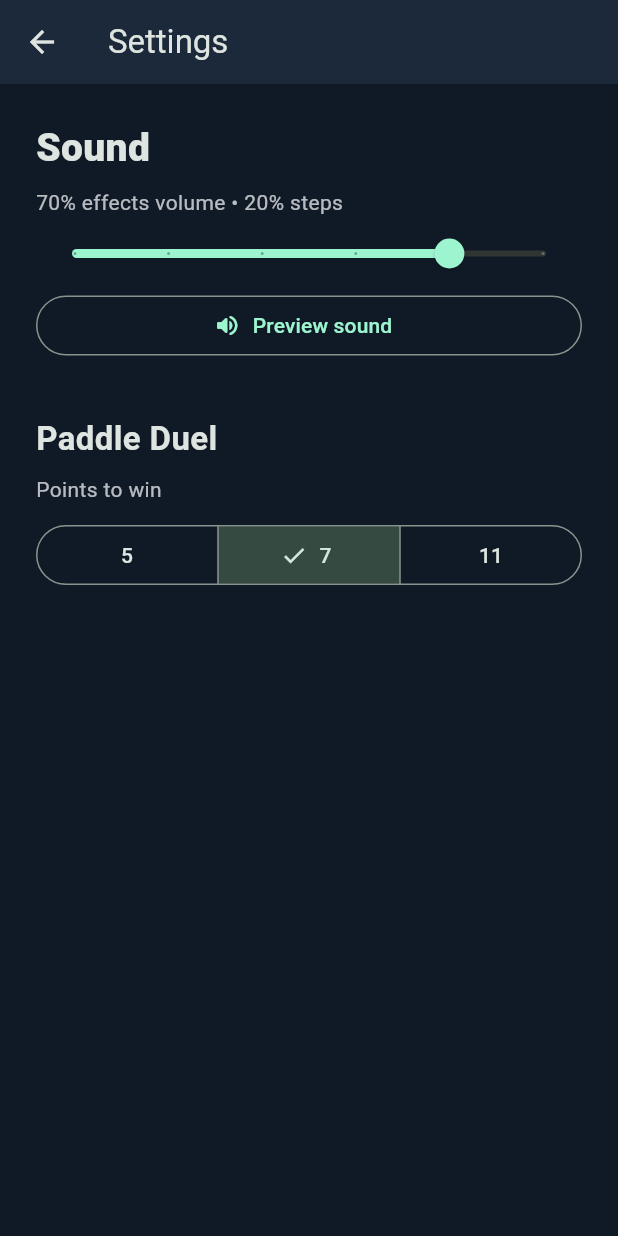
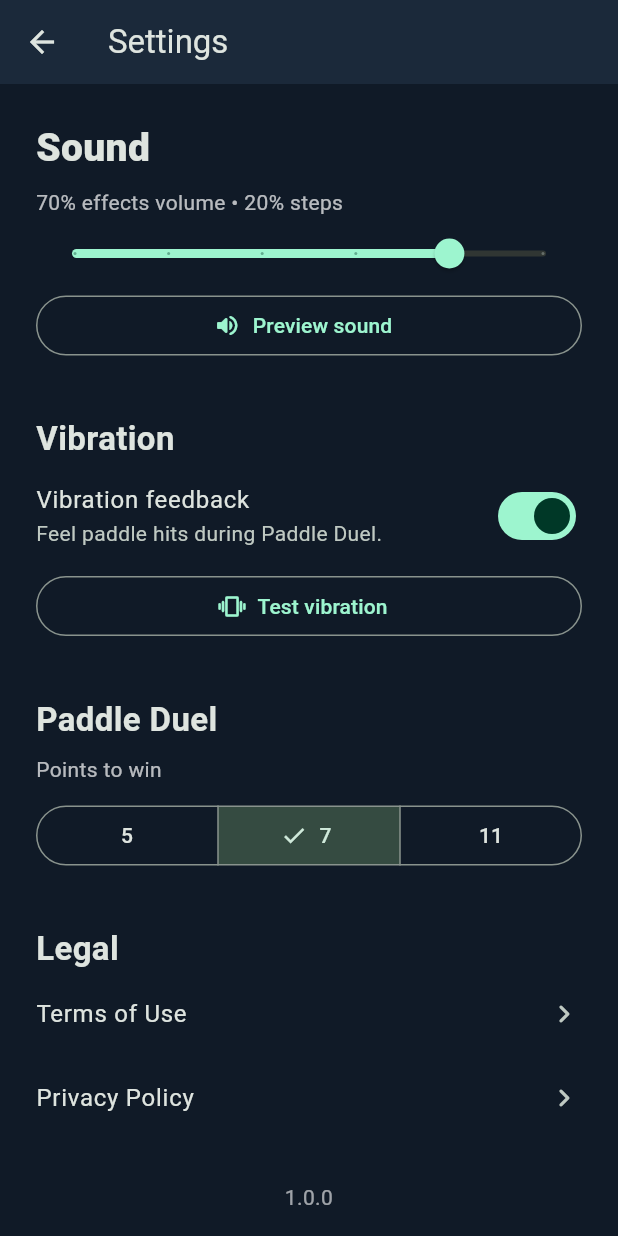
Before and after one commit to indrapermana/taptussle, a Flutter app: the screen it shows after launch, after a tap on the "tune" icon, on a phone screen of 412 x 824 dp. Run offline on Flutter 3.47's test engine with Material 3 defaults, Android fonts, the phone set to English and light mode, and no system bars; our stand-ins replace audioplayers, package_info_plus, shared_preferences; missing offline and left inert: flame.

Commit message:
feat: add vibration setting and apply vibration on paddle duel game

```diff
--- a/lib/core/app_settings.dart
+++ b/lib/core/app_settings.dart
@@ -17,6 +17,7 @@ class AppSettings extends ChangeNotifier {
     _effectsVolume = savedVolume is num && savedVolume >= 0 && savedVolume <= 1
         ? savedVolume.toDouble()
         : .7;
+    _vibrationEnabled = _preferences.getBool('vibrationEnabled') ?? true;
   }
 
   static const allowedScores = [5, 7, 11];
@@ -29,6 +30,8 @@ class AppSettings extends ChangeNotifier {
   Future<void> _pendingWrite = Future.value();
   late double _effectsVolume;
   double get effectsVolume => _effectsVolume;
+  late bool _vibrationEnabled;
+  bool get vibrationEnabled => _vibrationEnabled;
 
   // Serialize writes so rapid callers cannot overwrite each other's favourites.
   Future<void> _write(Future<void> Function() action) {
@@ -62,6 +65,14 @@ class AppSettings extends ChangeNotifier {
       throw StateError('Could not save effects volume');
     }
     _effectsVolume = next;
+    notifyListeners();
+  });
+
+  Future<void> setVibrationEnabled(bool value) => _write(() async {
+    if (!await _preferences.setBool('vibrationEnabled', value)) {
+      throw StateError('Could not save vibration setting');
+    }
+    _vibrationEnabled = value;
     notifyListeners();
   });
 
--- /dev/null
+++ b/lib/core/haptic_service.dart
@@ -0,0 +1,42 @@
+import 'package:flutter/services.dart';
+
+/// Device-wide feedback for shared-phone matches. The platform silently handles
+/// hardware that does not provide haptics.
+class HapticService {
+  HapticService({bool enabled = true}) : _enabled = enabled;
+
+  bool _enabled;
+  DateTime? _lastImpact;
+
+  void setEnabled(bool value) => _enabled = value;
+
+  Future<void> preview() => _impact(HapticFeedback.lightImpact);
+  Future<void> paddleHit() => _impact(HapticFeedback.mediumImpact);
+
+  Future<void> _impact(Future<void> Function() action) async {
+    if (!_enabled) return;
+    final now = DateTime.now();
+    if (_lastImpact != null &&
+        now.difference(_lastImpact!).inMilliseconds < 70) {
+      return;
+    }
+    _lastImpact = now;
+    try {
+      await action();
+    } catch (_) {
+      // Haptics are an enhancement and must not interrupt a match.
+    }
+  }
+}
+
+/// Gives games a no-op haptic path in isolated model tests.
+class HapticEffects {
+  HapticEffects._();
+
+  static HapticService? _service;
+
+  static void configure(HapticService service) => _service = service;
+  static void setEnabled(bool value) => _service?.setEnabled(value);
+  static Future<void> preview() => _service?.preview() ?? Future.value();
+  static Future<void> paddleHit() => _service?.paddleHit() ?? Future.value();
+}
--- a/lib/features/settings/settings_screen.dart
+++ b/lib/features/settings/settings_screen.dart
@@ -1,7 +1,10 @@
 import 'package:flutter/material.dart';
+import 'package:package_info_plus/package_info_plus.dart';
 
 import '../../core/app_settings.dart';
+import '../../core/haptic_service.dart';
 import '../../core/sound_service.dart';
+import 'legal_document_screen.dart';
 
 class SettingsScreen extends StatefulWidget {
   const SettingsScreen({required this.settings, super.key});
@@ -14,13 +17,36 @@ class SettingsScreen extends StatefulWidget {
 
 class _SettingsScreenState extends State<SettingsScreen> {
   late double volume;
+  late bool vibrationEnabled;
   bool saving = false;
 
   @override
   void initState() {
     super.initState();
     volume = widget.settings.effectsVolume;
+    vibrationEnabled = widget.settings.vibrationEnabled;
   }
+
+  Future<void> _saveVibration(bool value) async {
+    setState(() => saving = true);
+    try {
+      await widget.settings.setVibrationEnabled(value);
+    } catch (_) {
+      if (mounted) {
+        ScaffoldMessenger.of(context).showSnackBar(
+          const SnackBar(content: Text('Could not save vibration setting.')),
+        );
+      }
+    } finally {
+      if (mounted) setState(() => saving = false);
+    }
+  }
+
+  void _openLegal(LegalDocument document) => Navigator.of(context).push(
+    MaterialPageRoute<void>(
+      builder: (_) => LegalDocumentScreen(document: document),
+    ),
+  );
 
   Future<void> _saveVolume(double value) async {
     setState(() => saving = true);
@@ -78,6 +104,30 @@ class _SettingsScreenState extends State<SettingsScreen> {
           ),
           const SizedBox(height: 36),
           const Text(
+            'Vibration',
+            style: TextStyle(fontSize: 22, fontWeight: FontWeight.bold),
+          ),
+          SwitchListTile.adaptive(
+            contentPadding: EdgeInsets.zero,
+            title: const Text('Vibration feedback'),
+            subtitle: const Text('Feel paddle hits during Paddle Duel.'),
+            value: vibrationEnabled,
+            onChanged: saving
+                ? null
+                : (value) {
+                    setState(() => vibrationEnabled = value);
+                    HapticEffects.setEnabled(value);
+                    _saveVibration(value);
+                  },
+          ),
+          OutlinedButton.icon(
+            key: const ValueKey('preview-vibration'),
+            onPressed: vibrationEnabled ? HapticEffects.preview : null,
+            icon: const Icon(Icons.vibration_rounded),
+            label: const Text('Test vibration'),
+          ),
+          const SizedBox(height: 36),
+          const Text(
             'Paddle Duel',
             style: TextStyle(fontSize: 22, fontWeight: FontWeight.bold),
           ),
@@ -100,6 +150,45 @@ class _SettingsScreenState extends State<SettingsScreen> {
                     },
             ),
           ),
+          const SizedBox(height: 36),
+          const Text(
+            'Legal',
+            style: TextStyle(fontSize: 22, fontWeight: FontWeight.bold),
+          ),
+          ListTile(
+            contentPadding: EdgeInsets.zero,
+            title: const Text('Terms of Use'),
+            trailing: const Icon(Icons.chevron_right_rounded),
+            onTap: () => _openLegal(LegalDocument.terms),
+          ),
+          ListTile(
+            contentPadding: EdgeInsets.zero,
+            title: const Text('Privacy Policy'),
+            trailing: const Icon(Icons.chevron_right_rounded),
+            onTap: () => _openLegal(LegalDocument.privacy),
+          ),
+          const SizedBox(height: 28),
+          Center(
+            child: FutureBuilder<PackageInfo>(
+              future: PackageInfo.fromPlatform(),
+              builder: (context, snapshot) {
+                final info = snapshot.data;
+                if (info == null) {
+                  return const Text(
+                    'Version',
+                    style: TextStyle(color: Colors.white60),
+                  );
+                }
+                return Text(
+                  info.buildSignature.isEmpty
+                      ? info.version
+                      : '${info.version} ${info.buildSignature}',
+                  textAlign: TextAlign.center,
+                  style: const TextStyle(color: Colors.white60, height: 1.5),
+                );
+              },
+            ),
+          ),
         ],
       ),
     ),
--- a/lib/games/paddle_duel/paddle_duel_game.dart
+++ b/lib/games/paddle_duel/paddle_duel_game.dart
@@ -5,6 +5,7 @@ import 'package:flutter/painting.dart';
 
 import '../../core/match_session.dart';
 import '../../core/match_options.dart';
+import '../../core/haptic_service.dart';
 import '../../core/sound_service.dart';
 import 'paddle_duel_bot.dart';
 import 'paddle_duel_model.dart';
@@ -56,6 +57,7 @@ class PaddleDuelGame extends Game {
       remaining -= step;
       if (oldPaddleHits != model.paddleHitCount) {
         SoundEffects.play(SoundEffect.paddleHit);
+        HapticEffects.paddleHit();
       }
       if (oldTotal != model.scores[0] + model.scores[1]) {
         bot?.reset();
--- a/lib/main.dart
+++ b/lib/main.dart
@@ -4,6 +4,7 @@ import 'package:shared_preferences/shared_preferences.dart';
 
 import 'app/tap_tussle_app.dart';
 import 'core/app_settings.dart';
+import 'core/haptic_service.dart';
 import 'core/sound_service.dart';
 
 Future<void> main() async {
@@ -12,8 +13,13 @@ Future<void> main() async {
   final preferences = await SharedPreferences.getInstance();
   final settings = AppSettings(preferences);
   final sounds = SoundService();
+  final haptics = HapticService(enabled: settings.vibrationEnabled);
   SoundEffects.configure(sounds);
+  HapticEffects.configure(haptics);
   sounds.setVolume(settings.effectsVolume);
-  settings.addListener(() => sounds.setVolume(settings.effectsVolume));
+  settings.addListener(() {
+    sounds.setVolume(settings.effectsVolume);
+    haptics.setEnabled(settings.vibrationEnabled);
+  });
   runApp(TapTussleApp(settings: settings));
 }
--- a/pubspec.yaml
+++ b/pubspec.yaml
@@ -37,6 +37,7 @@ dependencies:
   flame: ^1.35.1
   shared_preferences: ^2.5.5
   audioplayers: ^6.7.1
+  package_info_plus: ^8.3.1
 
 dev_dependencies:
   flutter_test:
```
Also changed, not shown: lib/features/settings/legal_document_screen.dart (added, +92 -0 lines), pubspec.lock, 3 other files.
